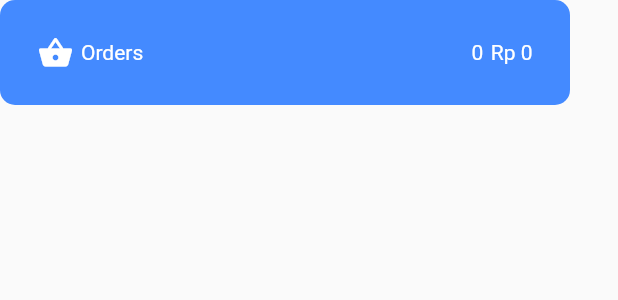
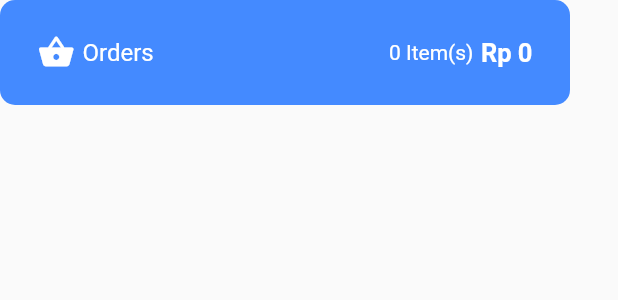
Before and after one commit to cnugroho11/wahyoo_mock, a Flutter app: the FloatingCartButton widget shown alone on an empty page, opened directly, on a phone screen of 412 x 824 dp. Shown: the top 300 px of the screen. Run offline on Flutter 3.47's test engine with Material 2 defaults, Android fonts, the phone set to English and light mode, and no system bars; our stand-ins replace carousel_pro, font_awesome_flutter; network calls fail.

Commit message:
little edit

```diff
--- a/lib/pages/checkout_page.dart
+++ b/lib/pages/checkout_page.dart
@@ -176,7 +176,8 @@ class CheckoutPage extends StatelessWidget {
                               child: Text('Rp '+formatter.format(omp.totalPrice).replaceAll(',', '.'),
                                 style: TextStyle(
                                   color: Colors.green,
-                                  fontSize: 16
+                                  fontSize: 17,
+                                  fontWeight: FontWeight.bold
                                 ),
                               )
                           )
--- a/lib/pages/product_detail.dart
+++ b/lib/pages/product_detail.dart
@@ -75,7 +75,7 @@ class ProductDetail extends StatelessWidget {
                 Container(
                   alignment: Alignment.centerLeft,
                   width: 350,
-                  child: Text('Deskripsi :\n'+product.description),
+                  child: Text(product.description),
                 ),
                 SizedBox(height: 10,),
                 Container(
--- a/lib/widgets/floating_cart_button.dart
+++ b/lib/widgets/floating_cart_button.dart
@@ -18,8 +18,8 @@ class FloatingCartButton extends StatelessWidget {
     final omp = Provider.of<OrderMenuProvider>(context);
     return Container(
       child: InkWell(
-        onTap: () => Navigator.of(context).push(
-            MaterialPageRoute(builder: (context) => CheckoutPage())),
+        onTap: () => Navigator.of(context)
+            .push(MaterialPageRoute(builder: (context) => CheckoutPage())),
         child: Container(
           width: 380,
           height: 70,
@@ -38,6 +38,7 @@ class FloatingCartButton extends StatelessWidget {
                         Icon(
                           Icons.shopping_basket,
                           color: Colors.white,
+                          size: 25,
                         ),
                         SizedBox(
                           width: 5,
@@ -45,7 +46,10 @@ class FloatingCartButton extends StatelessWidget {
                         Container(
                           child: Text(
                             'Orders',
-                            style: TextStyle(color: Colors.white),
+                            style: TextStyle(
+                              color: Colors.white,
+                              fontSize: 16,
+                            ),
                           ),
                         )
                       ],
@@ -56,7 +60,7 @@ class FloatingCartButton extends StatelessWidget {
                       children: <Widget>[
                         Container(
                           child: Text(
-                            omp.quantityInCart.toString(),
+                            omp.quantityInCart.toString()+' Item(s)',
                             style: TextStyle(color: Colors.white),
                           ),
                         ),
@@ -69,7 +73,11 @@ class FloatingCartButton extends StatelessWidget {
                                 formatter
                                     .format(omp.totalPrice)
                                     .replaceAll(',', '.'),
-                            style: TextStyle(color: Colors.white),
+                            style: TextStyle(
+                                color: Colors.white,
+                              fontSize: 17,
+                              fontWeight: FontWeight.bold
+                            ),
                           ),
                         ),
                       ],
```
